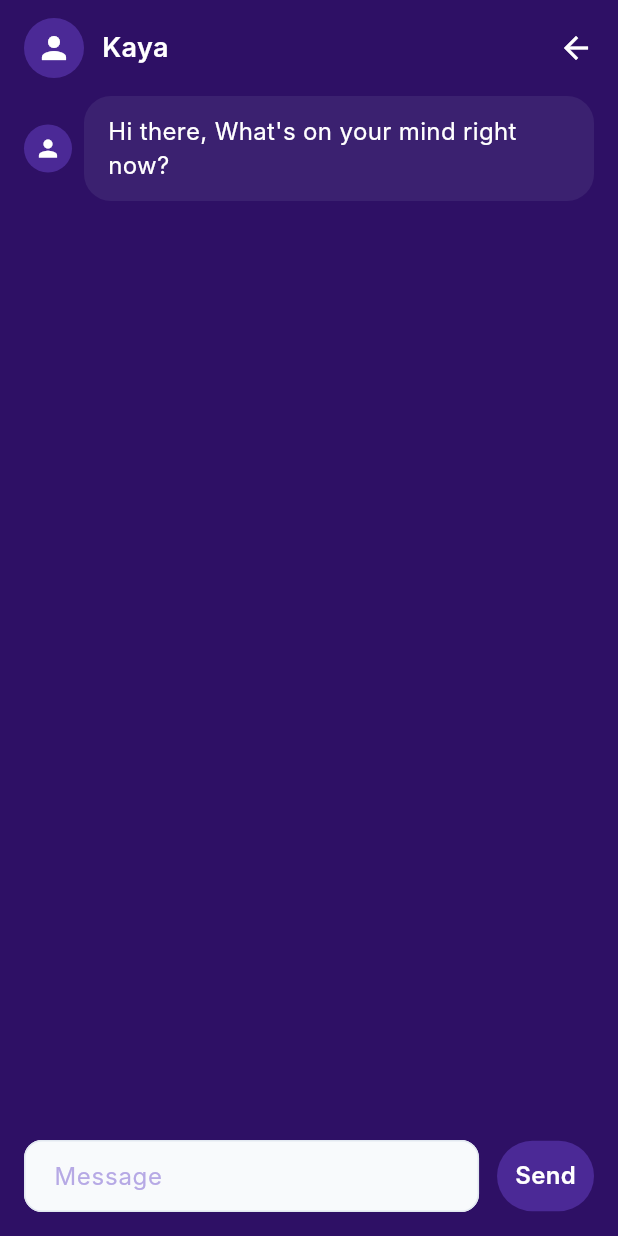
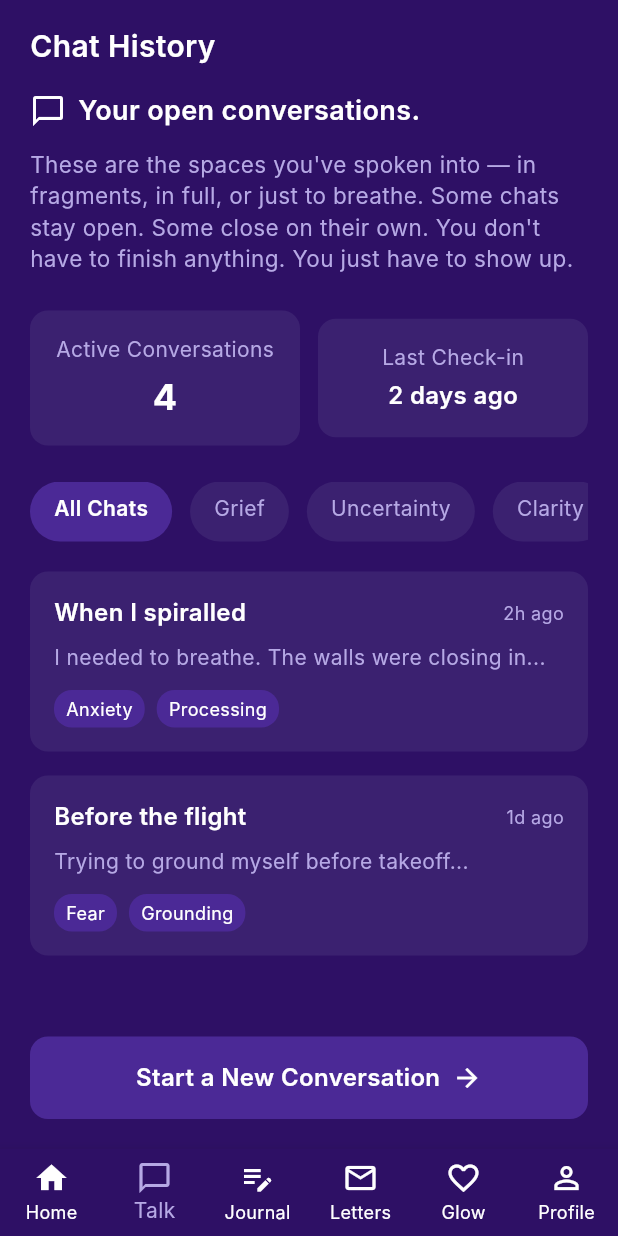
Before and after one commit to kaya-talk/kaya-mobile, a Flutter app: the ChatScreen screen opened by its route, after a tap on the "arrow back" icon, on a phone screen of 412 x 824 dp. Run offline on Flutter 3.47's test engine with Material 3 defaults, Android fonts, the phone set to English and light mode, and no system bars; our stand-ins replace dio, firebase_auth, firebase_core, go_router, shared_preferences; accounts and stored records are empty; Roboto replaces fonts that are missing (Inter).

Commit message:
feat: add chat history page

```diff
--- a/lib/core/routes/app_router.dart
+++ b/lib/core/routes/app_router.dart
@@ -10,6 +10,7 @@ import 'package:kaya_app/features/onboarding/presentation/screens/vibe_selector_
 import 'package:kaya_app/features/home/presentation/screens/home_screen.dart';
 import 'package:kaya_app/features/chat/presentation/screens/chat_screen.dart';
 import 'package:kaya_app/features/chat/presentation/screens/presence_selection_screen.dart';
+import 'package:kaya_app/features/chat/presentation/screens/chat_history_screen.dart';
 import 'package:kaya_app/features/journal/presentation/screens/journal_home_screen.dart';
 import 'package:kaya_app/features/journal/presentation/screens/journal_compose_screen.dart';
 import 'package:kaya_app/features/journal/presentation/screens/journal_archive_screen.dart';
@@ -86,6 +87,11 @@ class AppRouter {
         path: '/chat',
         name: 'chat',
         builder: (context, state) => ChatScreen(extra: state.extra as Map<String, dynamic>?),
+      ),
+      GoRoute(
+        path: '/chat-history',
+        name: 'chat-history',
+        builder: (context, state) => const ChatHistoryScreen(),
       ),
 
       // Journal Routes
--- /dev/null
+++ b/lib/features/chat/presentation/screens/chat_history_screen.dart
@@ -0,0 +1,359 @@
+import 'package:flutter/material.dart';
+import 'package:go_router/go_router.dart';
+
+class ChatHistoryScreen extends StatefulWidget {
+  const ChatHistoryScreen({super.key});
+
+  @override
+  State<ChatHistoryScreen> createState() => _ChatHistoryScreenState();
+}
+
+class _ChatHistoryScreenState extends State<ChatHistoryScreen> {
+  String _selectedFilter = 'All Chats';
+
+  final List<String> _filters = ['All Chats', 'Grief', 'Uncertainty', 'Clarity'];
+
+  final List<ChatPreview> _conversations = [
+    ChatPreview(
+      title: 'When I spiralled',
+      preview: 'I needed to breathe. The walls were closing in...',
+      timeAgo: '2h ago',
+      tags: ['Anxiety', 'Processing'],
+    ),
+    ChatPreview(
+      title: 'Before the flight',
+      preview: 'Trying to ground myself before takeoff...',
+      timeAgo: '1d ago',
+      tags: ['Fear', 'Grounding'],
+    ),
+  ];
+
+  @override
+  Widget build(BuildContext context) {
+    return Scaffold(
+      backgroundColor: const Color(0xFF2E1065),
+      body: SafeArea(
+        child: Column(
+          children: [
+            // Header
+            Container(
+              padding: const EdgeInsets.symmetric(horizontal: 20, vertical: 16),
+              child: const Row(
+                children: [
+                  Text(
+                    'Chat History',
+                    style: TextStyle(
+                      color: Colors.white,
+                      fontSize: 20,
+                      fontWeight: FontWeight.w600,
+                    ),
+                  ),
+                ],
+              ),
+            ),
+
+            // Content
+            Expanded(
+              child: SingleChildScrollView(
+                padding: const EdgeInsets.symmetric(horizontal: 20),
+                child: Column(
+                  crossAxisAlignment: CrossAxisAlignment.start,
+                  children: [
+                    // Main heading
+                    Row(
+                      children: [
+                        const Icon(
+                          Icons.chat_bubble_outline,
+                          color: Colors.white,
+                          size: 24,
+                        ),
+                        const SizedBox(width: 8),
+                        const Text(
+                          'Your open conversations.',
+                          style: TextStyle(
+                            color: Colors.white,
+                            fontSize: 18,
+                            fontWeight: FontWeight.w600,
+                          ),
+                        ),
+                      ],
+                    ),
+                    const SizedBox(height: 12),
+
+                    // Description
+                    const Text(
+                      'These are the spaces you\'ve spoken into — in fragments, in full, or just to breathe. Some chats stay open. Some close on their own. You don\'t have to finish anything. You just have to show up.',
+                      style: TextStyle(
+                        color: Color(0xFFB6A9E5),
+                        fontSize: 15,
+                        height: 1.4,
+                      ),
+                    ),
+                    const SizedBox(height: 24),
+
+                    // Stats cards
+                    Row(
+                      children: [
+                        Expanded(
+                          child: Container(
+                            padding: const EdgeInsets.all(16),
+                            decoration: BoxDecoration(
+                              color: const Color(0xFF3B2170),
+                              borderRadius: BorderRadius.circular(12),
+                            ),
+                            child: Column(
+                              children: [
+                                const Text(
+                                  'Active Conversations',
+                                  style: TextStyle(
+                                    color: Color(0xFFB6A9E5),
+                                    fontSize: 14,
+                                  ),
+                                ),
+                                const SizedBox(height: 4),
+                                const Text(
+                                  '4',
+                                  style: TextStyle(
+                                    color: Colors.white,
+                                    fontSize: 24,
+                                    fontWeight: FontWeight.bold,
+                                  ),
+                                ),
+                              ],
+                            ),
+                          ),
+                        ),
+                        const SizedBox(width: 12),
+                        Expanded(
+                          child: Container(
+                            padding: const EdgeInsets.all(16),
+                            decoration: BoxDecoration(
+                              color: const Color(0xFF3B2170),
+                              borderRadius: BorderRadius.circular(12),
+                            ),
+                            child: Column(
+                              children: [
+                                const Text(
+                                  'Last Check-in',
+                                  style: TextStyle(
+                                    color: Color(0xFFB6A9E5),
+                                    fontSize: 14,
+                                  ),
+                                ),
+                                const SizedBox(height: 4),
+                                const Text(
+                                  '2 days ago',
+                                  style: TextStyle(
+                                    color: Colors.white,
+                                    fontSize: 16,
+                                    fontWeight: FontWeight.w600,
+                                  ),
+                                ),
+                              ],
+                            ),
+                          ),
+                        ),
+                      ],
+                    ),
+                    const SizedBox(height: 24),
+
+                    // Filter buttons
+                    SizedBox(
+                      height: 40,
+                      child: ListView.builder(
+                        scrollDirection: Axis.horizontal,
+                        itemCount: _filters.length,
+                        itemBuilder: (context, index) {
+                          final filter = _filters[index];
+                          final isSelected = filter == _selectedFilter;
+                          return Padding(
+                            padding: EdgeInsets.only(right: index < _filters.length - 1 ? 12 : 0),
+                            child: GestureDetector(
+                              onTap: () {
+                                setState(() {
+                                  _selectedFilter = filter;
+                                });
+                              },
+                              child: Container(
+                                padding: const EdgeInsets.symmetric(horizontal: 16, vertical: 8),
+                                decoration: BoxDecoration(
+                                  color: isSelected ? const Color(0xFF4B2996) : const Color(0xFF3B2170),
+                                  borderRadius: BorderRadius.circular(20),
+                                ),
+                                child: Text(
+                                  filter,
+                                  style: TextStyle(
+                                    color: isSelected ? Colors.white : const Color(0xFFB6A9E5),
+                                    fontSize: 14,
+                                    fontWeight: isSelected ? FontWeight.w600 : FontWeight.normal,
+                                  ),
+                                ),
+                              ),
+                            ),
+                          );
+                        },
+                      ),
+                    ),
+                    const SizedBox(height: 20),
+
+                    // Conversation previews
+                    ..._conversations.map((conversation) => Padding(
+                      padding: const EdgeInsets.only(bottom: 16),
+                      child: Container(
+                        padding: const EdgeInsets.all(16),
+                        decoration: BoxDecoration(
+                          color: const Color(0xFF3B2170),
+                          borderRadius: BorderRadius.circular(12),
+                        ),
+                        child: Column(
+                          crossAxisAlignment: CrossAxisAlignment.start,
+                          children: [
+                            Row(
+                              mainAxisAlignment: MainAxisAlignment.spaceBetween,
+                              children: [
+                                Expanded(
+                                  child: Text(
+                                    conversation.title,
+                                    style: const TextStyle(
+                                      color: Colors.white,
+                                      fontSize: 16,
+                                      fontWeight: FontWeight.w600,
+                                    ),
+                                  ),
+                                ),
+                                Text(
+                                  conversation.timeAgo,
+                                  style: const TextStyle(
+                                    color: Color(0xFFB6A9E5),
+                                    fontSize: 12,
+                                  ),
+                                ),
+                              ],
+                            ),
+                            const SizedBox(height: 8),
+                            Text(
+                              conversation.preview,
+                              style: const TextStyle(
+                                color: Color(0xFFB6A9E5),
+                                fontSize: 14,
+                              ),
+                            ),
+                            const SizedBox(height: 12),
+                            Wrap(
+                              spacing: 8,
+                              runSpacing: 4,
+                              children: conversation.tags.map((tag) => Container(
+                                padding: const EdgeInsets.symmetric(horizontal: 8, vertical: 4),
+                                decoration: BoxDecoration(
+                                  color: const Color(0xFF4B2996),
+                                  borderRadius: BorderRadius.circular(12),
+                                ),
+                                child: Text(
+                                  tag,
+                                  style: const TextStyle(
+                                    color: Colors.white,
+                                    fontSize: 12,
+                                  ),
+                                ),
+                              )).toList(),
+                            ),
+                          ],
+                        ),
+                      ),
+                    )).toList(),
+                  ],
+                ),
+              ),
+            ),
+
+            // Start new conversation button
+            Container(
+              padding: const EdgeInsets.all(20),
+              child: GestureDetector(
+                onTap: () => context.pushNamed('presence-selection'),
+                child: Container(
+                  width: double.infinity,
+                  padding: const EdgeInsets.symmetric(vertical: 16),
+                  decoration: BoxDecoration(
+                    color: const Color(0xFF4B2996),
+                    borderRadius: BorderRadius.circular(12),
+                  ),
+                  child: const Row(
+                    mainAxisAlignment: MainAxisAlignment.center,
+                    children: [
+                      Text(
+                        'Start a New Conversation',
+                        style: TextStyle(
+                          color: Colors.white,
+                          fontSize: 16,
+                          fontWeight: FontWeight.w600,
+                        ),
+                      ),
+                      SizedBox(width: 8),
+                      Icon(
+                        Icons.arrow_forward,
+                        color: Colors.white,
+                        size: 20,
+                      ),
+                    ],
+                  ),
+                ),
+              ),
+            ),
+          ],
+        ),
+      ),
+      bottomNavigationBar: BottomNavigationBar(
+        type: BottomNavigationBarType.fixed,
+        backgroundColor: const Color(0xFF2E1065),
+        currentIndex: 1, // Talk tab is selected
+        onTap: (index) {
+          if (index == 0) {
+            // Home button
+            context.goNamed('home');
+          } else if (index == 1) {
+            // Talk button - already on chat history
+            // Do nothing, already selected
+          } else if (index == 2) {
+            // Journal button
+            context.pushNamed('journal');
+          } else if (index == 3) {
+            // Letters button
+            context.pushNamed('letters-compose');
+          } else if (index == 4) {
+            // Glow button
+            context.pushNamed('glow-notes');
+          } else if (index == 5) {
+            // Profile button
+            context.pushNamed('settings');
+          }
+        },
+        selectedItemColor: const Color(0xFFB6A9E5),
+        unselectedItemColor: Colors.white,
+        showUnselectedLabels: true,
+        items: const [
+          BottomNavigationBarItem(icon: Icon(Icons.home), label: 'Home'),
+          BottomNavigationBarItem(icon: Icon(Icons.chat_bubble_outline), label: 'Talk'),
+          BottomNavigationBarItem(icon: Icon(Icons.edit_note), label: 'Journal'),
+          BottomNavigationBarItem(icon: Icon(Icons.mail_outline), label: 'Letters'),
+          BottomNavigationBarItem(icon: Icon(Icons.favorite_border), label: 'Glow'),
+          BottomNavigationBarItem(icon: Icon(Icons.person_outline), label: 'Profile'),
+        ],
+      ),
+    );
+  }
+}
+
+class ChatPreview {
+  final String title;
+  final String preview;
+  final String timeAgo;
+  final List<String> tags;
+
+  ChatPreview({
+    required this.title,
+    required this.preview,
+    required this.timeAgo,
+    required this.tags,
+  });
+}
--- a/lib/features/chat/presentation/screens/chat_screen.dart
+++ b/lib/features/chat/presentation/screens/chat_screen.dart
@@ -139,7 +139,7 @@ class _ChatScreenState extends State<ChatScreen> {
                   ),
                   // Back button
                   GestureDetector(
-                    onTap: () => context.pop(),
+                    onTap: () => context.pushNamed('chat-history'),
                     child: const Icon(
                       Icons.arrow_back,
                       color: Colors.white,
--- a/lib/features/home/presentation/screens/home_screen.dart
+++ b/lib/features/home/presentation/screens/home_screen.dart
@@ -170,9 +170,14 @@ class _HomeScreenState extends State<HomeScreen> {
         backgroundColor: const Color(0xFF2E1065),
         currentIndex: _selectedIndex,
         onTap: (index) {
-          setState(() {
-            _selectedIndex = index;
-          });
+          if (index == 1) {
+            // Talk button - navigate to chat history
+            context.pushNamed('chat-history');
+          } else {
+            setState(() {
+              _selectedIndex = index;
+            });
+          }
         },
         selectedItemColor: const Color(0xFFB6A9E5),
         unselectedItemColor: Colors.white,
```
